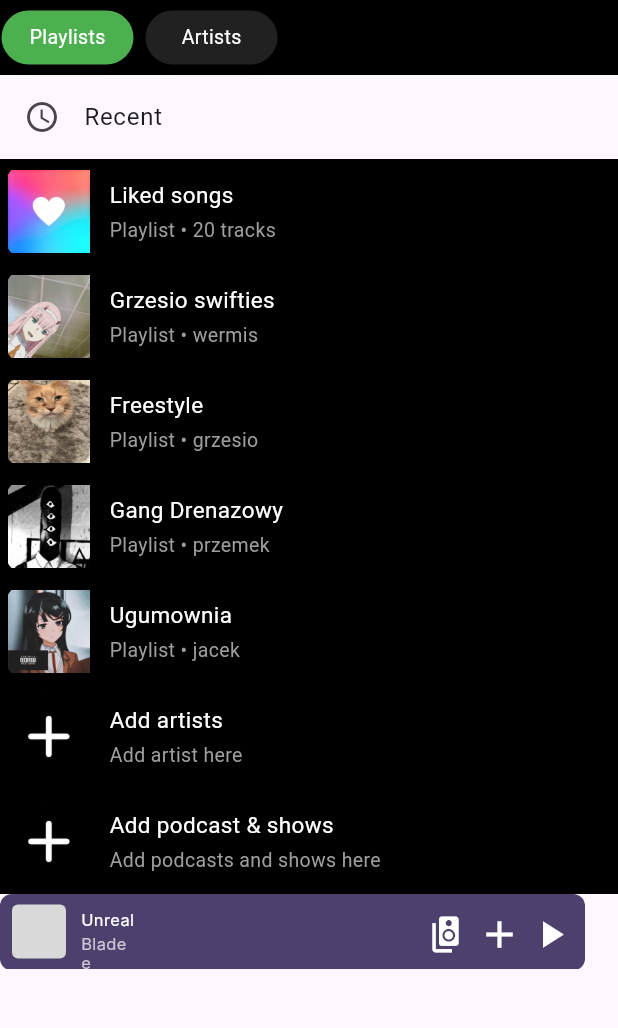
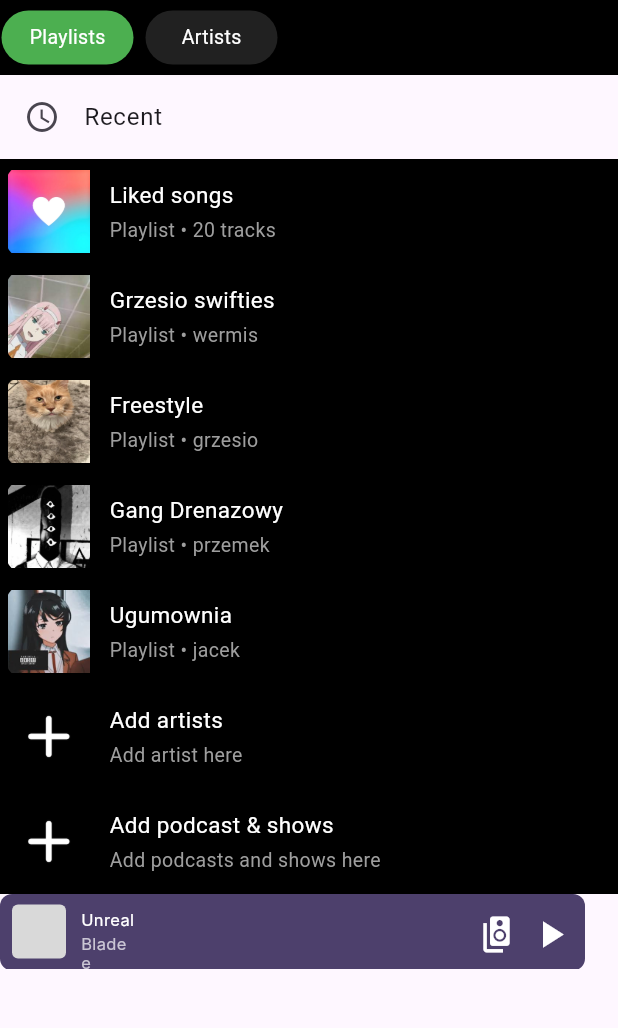
Before and after one commit to wermisek/Spotify_clone, a Flutter app: the PlaylistScreen screen opened directly, on a phone screen of 412 x 824 dp, the part 84-1112 px from its top. Run offline on Flutter 3.47's test engine with Material 3 defaults, Android fonts, the phone set to English and light mode, and no system bars; Roboto replaces fonts that are missing (Inter).

Commit message:
dobra poczyszczone supcio hihih

```diff
--- a/lib/library.dart
+++ b/lib/library.dart
@@ -1,4 +1,5 @@
 import 'package:flutter/material.dart';
+import 'play.dart';
 
 void main() {
   runApp(const Library());
@@ -274,7 +275,14 @@ class _PlaylistScreenState extends State<PlaylistScreen> {
             _buildPlaylist(),
         Column(
           children: [
-                SizedBox(
+            GestureDetector(
+              onTap: () {
+                Navigator.push(
+                  context,
+                  MaterialPageRoute(builder: (context) => Play()),
+                );
+              },
+              child: SizedBox(
                 width: 390,
                 height: 50,
                 child: Stack(
@@ -293,7 +301,7 @@ class _PlaylistScreenState extends State<PlaylistScreen> {
                         ),
                       ),
                     ),
-                      const Positioned(
+                    Positioned(
                       left: 262,
                       top: 14,
                       child: SizedBox(
@@ -304,12 +312,12 @@ class _PlaylistScreenState extends State<PlaylistScreen> {
                           mainAxisAlignment: MainAxisAlignment.center,
                           crossAxisAlignment: CrossAxisAlignment.center,
                           children: [
-
+                            // Dodaj widgety tutaj
                           ],
                         ),
                       ),
                     ),
-                      const Positioned(
+                    Positioned(
                       left: 310,
                       top: 16,
                       child: SizedBox(
@@ -320,12 +328,12 @@ class _PlaylistScreenState extends State<PlaylistScreen> {
                           mainAxisAlignment: MainAxisAlignment.center,
                           crossAxisAlignment: CrossAxisAlignment.center,
                           children: [
-
+                            // Dodaj widgety tutaj
                           ],
                         ),
                       ),
                     ),
-                      const Positioned(
+                    Positioned(
                       left: 54,
                       top: 10,
                       child: SizedBox(
@@ -342,7 +350,7 @@ class _PlaylistScreenState extends State<PlaylistScreen> {
                         ),
                       ),
                     ),
-                      const Positioned(
+                    Positioned(
                       left: 54,
                       top: 26,
                       child: SizedBox(
@@ -359,7 +367,7 @@ class _PlaylistScreenState extends State<PlaylistScreen> {
                         ),
                       ),
                     ),
-                      const Positioned(
+                    Positioned(
                       right: 8,
                       top: 12,
                       child: Row(
@@ -370,12 +378,6 @@ class _PlaylistScreenState extends State<PlaylistScreen> {
                             size: 26,
                           ),
                           SizedBox(width: 8),
-                            Icon(
-                              Icons.add,
-                              color: Colors.white,
-                              size: 30,
-                            ),
-                            SizedBox(width: 4),
                           Icon(
                             Icons.play_arrow,
                             color: Colors.white,
@@ -401,8 +403,9 @@ class _PlaylistScreenState extends State<PlaylistScreen> {
                   ],
                 ),
               ),
+            ),
           ],
-            ),
+        )
           ],
         ),
       ),
```
Lines whose indentation alone changed are shown as unchanged.
